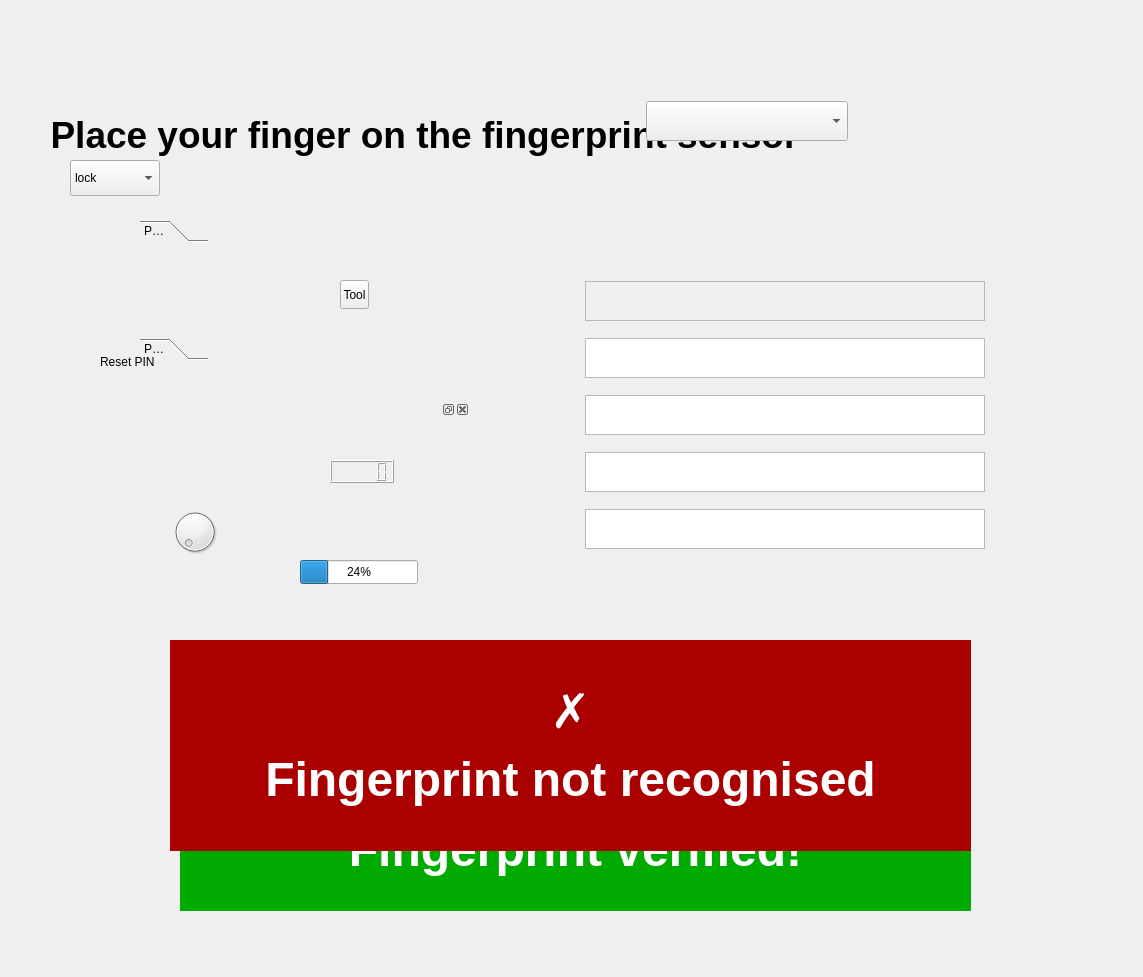
arc-bphc/sims-gui, file scratchpad.ui: the form before one commit.
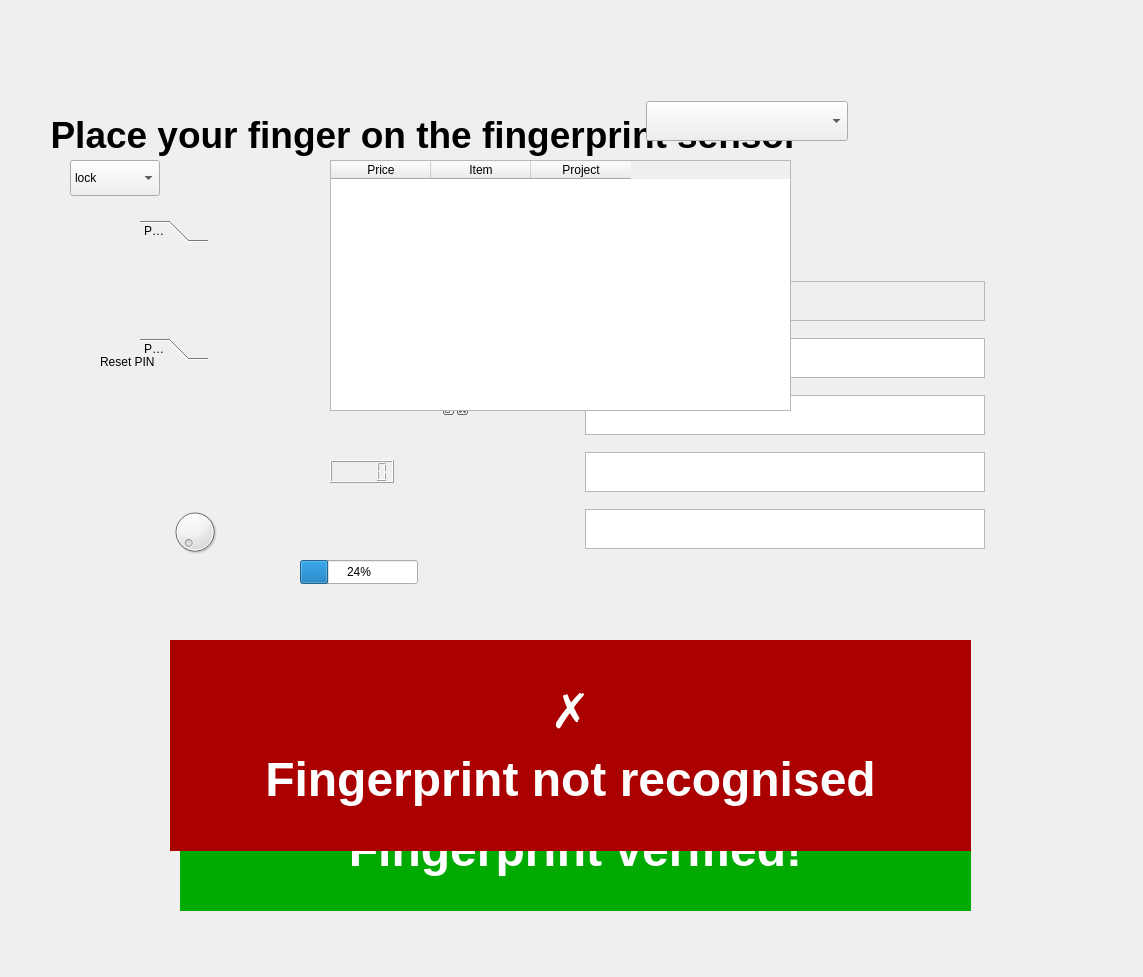
The form after the commit. Icons and pictures are not drawn.

```diff
--- a/scratchpad.ui
+++ b/scratchpad.ui
@@ -478,6 +478,31 @@
     </rect>
    </property>
   </widget>
+  <widget class="QTableWidget" name="tableWidget">
+   <property name="geometry">
+    <rect>
+     <x>330</x>
+     <y>160</y>
+     <width>461</width>
+     <height>251</height>
+    </rect>
+   </property>
+   <column>
+    <property name="text">
+     <string>Price</string>
+    </property>
+   </column>
+   <column>
+    <property name="text">
+     <string>Item</string>
+    </property>
+   </column>
+   <column>
+    <property name="text">
+     <string>Project</string>
+    </property>
+   </column>
+  </widget>
  </widget>
  <resources/>
  <connections/>
```
